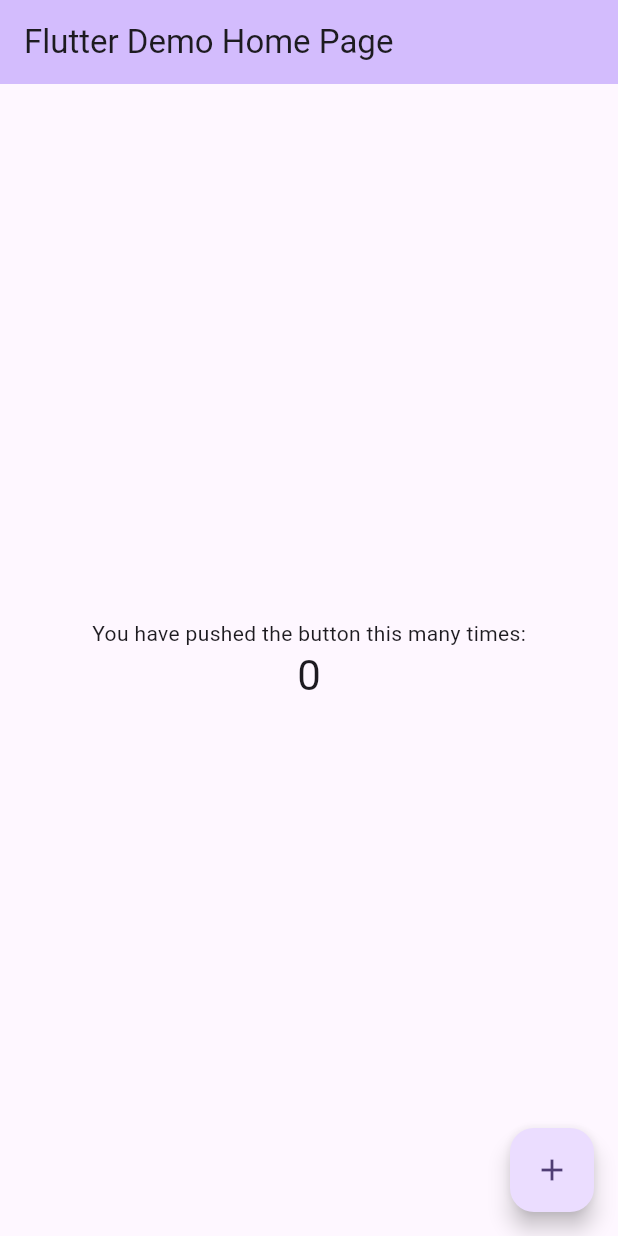
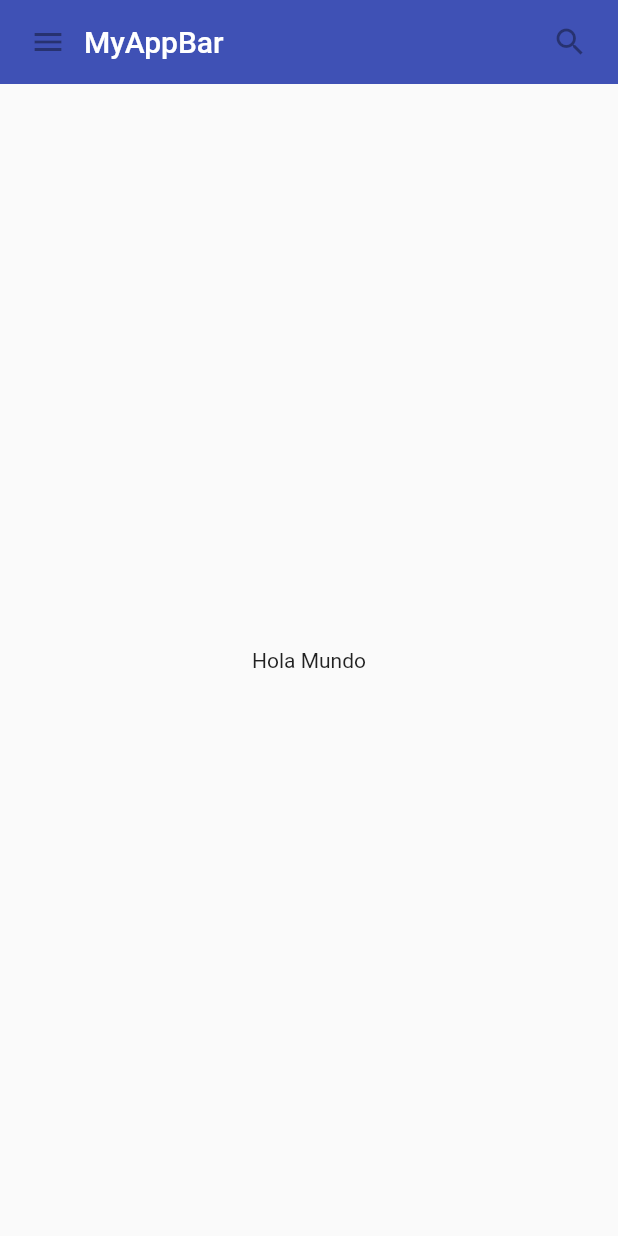
Before and after one commit to nailed-mint/trabajo_fin_grado, a Flutter app: the screen it shows after launch, on a phone screen of 412 x 824 dp. Run offline on Flutter 3.47's test engine with Material 2 defaults, Android fonts, the light colour scheme and no system bars.

Commit message:
learn: hello world, firt widget and first scaffold

```diff
--- a/lib/main.dart
+++ b/lib/main.dart
@@ -1,125 +1,15 @@
 import 'package:flutter/material.dart';
 
+import 'package:trabajo_fin_grado/screens/my_scaffold.dart';
+
 void main() {
-  runApp(const MyApp());
+  /// Takes the given Widget and makes it the root of the widget tree.
+  ///
+  /// The framework forces the root widget to cover the screen
+  runApp(
+    const MaterialApp(
+      title: "My app", // title used by OS's Task Switcher
+      home: SafeArea(child: MyScaffold()),
+    )
+  );
 }
-
-class MyApp extends StatelessWidget {
-  const MyApp({super.key});
-
-  // This widget is the root of your application.
-  @override
-  Widget build(BuildContext context) {
-    return MaterialApp(
-      title: 'Flutter Demo',
-      theme: ThemeData(
-        // This is the theme of your application.
-        //
-        // TRY THIS: Try running your application with "flutter run". You'll see
-        // the application has a blue toolbar. Then, without quitting the app,
-        // try changing the seedColor in the colorScheme below to Colors.green
-        // and then invoke "hot reload" (save your changes or press the "hot
-        // reload" button in a Flutter-supported IDE, or press "r" if you used
-        // the command line to start the app).
-        //
-        // Notice that the counter didn't reset back to zero; the application
-        // state is not lost during the reload. To reset the state, use hot
-        // restart instead.
-        //
-        // This works for code too, not just values: Most code changes can be
-        // tested with just a hot reload.
-        colorScheme: ColorScheme.fromSeed(seedColor: Colors.deepPurple),
-        useMaterial3: true,
-      ),
-      home: const MyHomePage(title: 'Flutter Demo Home Page'),
-    );
-  }
-}
-
-class MyHomePage extends StatefulWidget {
-  const MyHomePage({super.key, required this.title});
-
-  // This widget is the home page of your application. It is stateful, meaning
-  // that it has a State object (defined below) that contains fields that affect
-  // how it looks.
-
-  // This class is the configuration for the state. It holds the values (in this
-  // case the title) provided by the parent (in this case the App widget) and
-  // used by the build method of the State. Fields in a Widget subclass are
-  // always marked "final".
-
-  final String title;
-
-  @override
-  State<MyHomePage> createState() => _MyHomePageState();
-}
-
-class _MyHomePageState extends State<MyHomePage> {
-  int _counter = 0;
-
-  void _incrementCounter() {
-    setState(() {
-      // This call to setState tells the Flutter framework that something has
-      // changed in this State, which causes it to rerun the build method below
-      // so that the display can reflect the updated values. If we changed
-      // _counter without calling setState(), then the build method would not be
-      // called again, and so nothing would appear to happen.
-      _counter++;
-    });
-  }
-
-  @override
-  Widget build(BuildContext context) {
-    // This method is rerun every time setState is called, for instance as done
-    // by the _incrementCounter method above.
-    //
-    // The Flutter framework has been optimized to make rerunning build methods
-    // fast, so that you can just rebuild anything that needs updating rather
-    // than having to individually change instances of widgets.
-    return Scaffold(
-      appBar: AppBar(
-        // TRY THIS: Try changing the color here to a specific color (to
-        // Colors.amber, perhaps?) and trigger a hot reload to see the AppBar
-        // change color while the other colors stay the same.
-        backgroundColor: Theme.of(context).colorScheme.inversePrimary,
-        // Here we take the value from the MyHomePage object that was created by
-        // the App.build method, and use it to set our appbar title.
-        title: Text(widget.title),
-      ),
-      body: Center(
-        // Center is a layout widget. It takes a single child and positions it
-        // in the middle of the parent.
-        child: Column(
-          // Column is also a layout widget. It takes a list of children and
-          // arranges them vertically. By default, it sizes itself to fit its
-          // children horizontally, and tries to be as tall as its parent.
-          //
-          // Column has various properties to control how it sizes itself and
-          // how it positions its children. Here we use mainAxisAlignment to
-          // center the children vertically; the main axis here is the vertical
-          // axis because Columns are vertical (the cross axis would be
-          // horizontal).
-          //
-          // TRY THIS: Invoke "debug painting" (choose the "Toggle Debug Paint"
-          // action in the IDE, or press "p" in the console), to see the
-          // wireframe for each widget.
-          mainAxisAlignment: MainAxisAlignment.center,
-          children: <Widget>[
-            const Text(
-              'You have pushed the button this many times:',
-            ),
-            Text(
-              '$_counter',
-              style: Theme.of(context).textTheme.headlineMedium,
-            ),
-          ],
-        ),
-      ),
-      floatingActionButton: FloatingActionButton(
-        onPressed: _incrementCounter,
-        tooltip: 'Increment',
-        child: const Icon(Icons.add),
-      ), // This trailing comma makes auto-formatting nicer for build methods.
-    );
-  }
-}
--- /dev/null
+++ b/lib/screens/my_scaffold.dart
@@ -0,0 +1,33 @@
+import 'package:flutter/material.dart';
+
+import '../widgets/my_app_bar.dart';
+
+class MyScaffold extends StatelessWidget {
+  const MyScaffold({super.key});
+
+  @override
+  /// Organizes its children in a vertical column. At the top of the column it
+  /// places an instance of MyAppBar, passing the app bar a Text widget to use
+  /// as its title. Passing widgets as arguments to other widgets is a powerful
+  /// technique that lets you create generic widgets that can be reused in a
+  /// wide variety of ways. Finally, MyScaffold uses an Expanded to fill the
+  /// remaining space with its body, which consists of a centered message.
+  Widget build(BuildContext context) {
+    //Material is an abstract piece of paper on which UI appears
+    return Material(
+      child: Column(
+        children: [
+          MyAppBar(title: Text(
+            "MyAppBar",
+            style: Theme.of(context).primaryTextTheme.titleLarge,
+          )
+          ),
+          const Expanded(child: Center(
+            child: Text("Hola Mundo"),
+          )
+          )
+        ],
+      ),
+    );
+  }
+}
--- /dev/null
+++ b/lib/widgets/my_app_bar.dart
@@ -0,0 +1,36 @@
+import 'package:flutter/material.dart';
+
+class MyAppBar extends StatelessWidget {
+  const MyAppBar({required this.title, super.key});
+
+  final Widget title; // Fields in a Widget subclass are always "final"
+
+  @override
+  /// Creates a Container with a height of 56 device-independent pixels with an
+  /// internal padding of 8 pixels, both on the left and the right. Inside the
+  /// container, MyAppBar uses a Row layout to organize its children. The middle
+  /// child, the title widget, is marked as Expanded, which means it expands to
+  /// fill any remaining available space that hasn’t been consumed by the other
+  /// children. You can have multiple Expanded children and determine the ratio
+  /// in which they consume the available space using the flex argument to
+  /// Expanded.
+  Widget build(BuildContext context) {
+    return Container(
+      height: 56,
+      padding: const EdgeInsets.symmetric(horizontal: 8),
+      decoration: BoxDecoration(color: Colors.indigo),
+      child: Row(
+        children: [
+          const IconButton(
+              onPressed: null,
+              tooltip: "Navigation menu",
+              icon: Icon(Icons.menu)),
+          Expanded(child: title),
+          const IconButton(
+              onPressed: null, tooltip: "Search", icon: Icon(Icons.search)
+          )
+        ],
+      ),
+    );
+  }
+}
```
Also changed, not shown: 6 other files.
